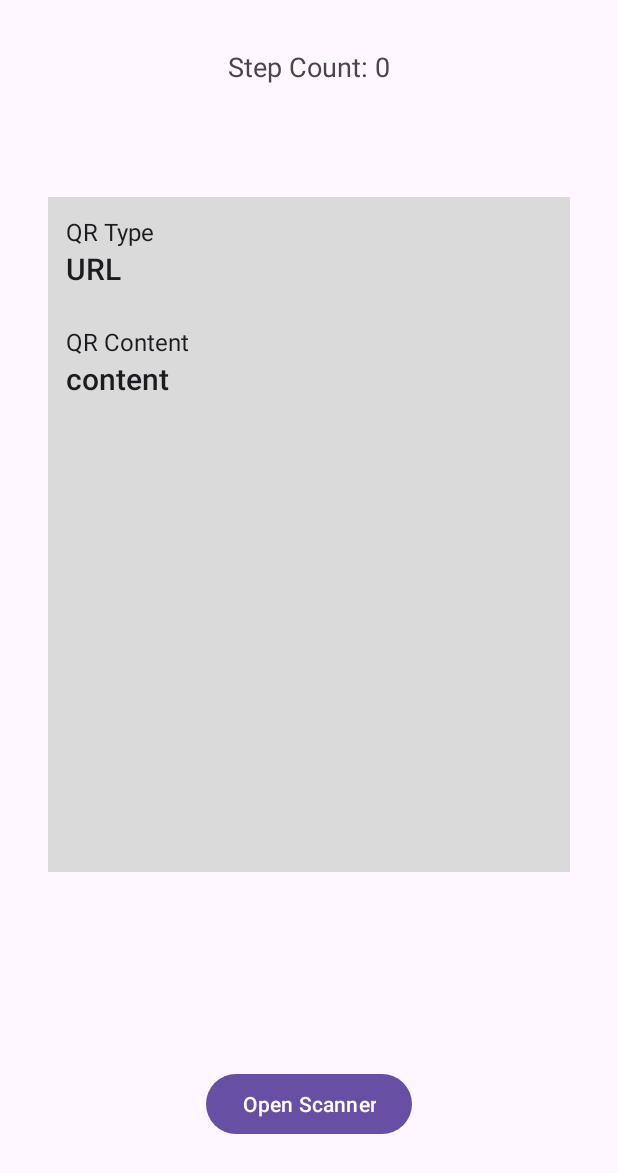
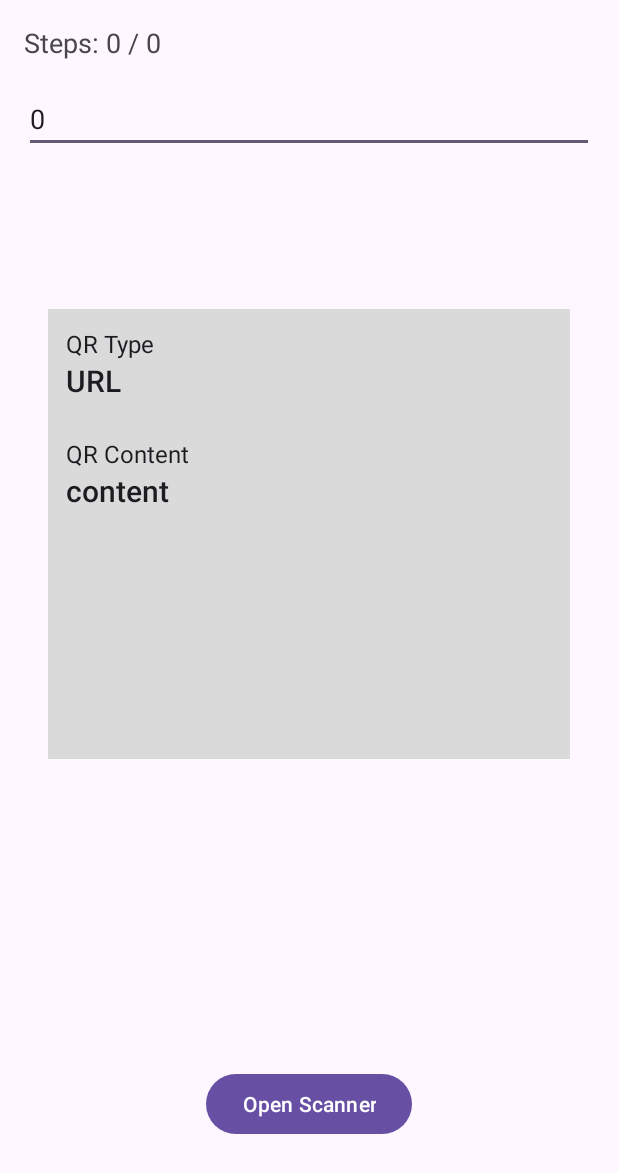
Before and after one commit to EduardoLousinha/CMEM_Trabalho2_Mestrado, an Android app: the screen it shows after launch (MainActivity), after a tap on "Continue", on a phone screen of 412 x 824 dp. Shown: the top 1173 px of the screen. Run offline under Robolectric (Android 15) with nearby library versions, the phone set to English and light mode, and no system bars; libraries missing offline, so code that uses them is left out: com.google.mlkit.vision.

Commit message:
Commit 5 - Steps goal

```diff
--- a/app/src/main/java/intro/android/goncalo_quesado/MainActivity.kt
+++ b/app/src/main/java/intro/android/goncalo_quesado/MainActivity.kt
@@ -1,5 +1,7 @@
 package intro.android.goncalo_quesado
 
+import android.content.Context
+import android.content.SharedPreferences
 import android.content.pm.PackageManager
 import android.os.Bundle
 import androidx.activity.result.contract.ActivityResultContracts
@@ -11,9 +13,14 @@ import android.hardware.Sensor
 import android.hardware.SensorEvent
 import android.hardware.SensorEventListener
 import android.hardware.SensorManager
+import android.text.Editable
+import android.text.TextWatcher
 import android.util.Log
 import android.widget.TextView
 import androidx.core.app.ActivityCompat
+import java.text.SimpleDateFormat
+import java.util.Calendar
+import java.util.Locale
 
 class MainActivity : AppCompatActivity(), SensorEventListener {
 
@@ -23,6 +30,12 @@ class MainActivity : AppCompatActivity(), SensorEventListener {
     private lateinit var sensorManager: SensorManager
     private var stepSensor: Sensor? = null
     private var stepCount: Int = 0
+    private var stepGoal: Int = 0
+
+    private lateinit var sharedPreferences: SharedPreferences
+    private val stepCountKey = "step_count"
+    private val stepGoalKey = "step_goal"
+    private val lastResetDateKey = "last_reset_date"
 
     private val activityRecognitionPermission = android.Manifest.permission.ACTIVITY_RECOGNITION
     private val permissionRequestCode = 100
@@ -39,6 +52,20 @@ class MainActivity : AppCompatActivity(), SensorEventListener {
         super.onCreate(savedInstanceState)
         binding = ActivityMainBinding.inflate(layoutInflater)
         setContentView(binding.root)
+
+        // Initialize shared preferences
+        sharedPreferences = getSharedPreferences("step_tracker", Context.MODE_PRIVATE)
+
+        // Retrieve step count, step goal, and last reset date from shared preferences
+        stepCount = sharedPreferences.getInt(stepCountKey, 0)
+        stepGoal = sharedPreferences.getInt(stepGoalKey, 0)
+
+        // Reset step count if it's a new day
+        resetStepCountIfNeeded()
+
+        // Update UI with current step count and step goal
+        updateStepCount(stepCount)
+        binding.editTextStepGoal.setText(stepGoal.toString())
 
         // Botão para abrir o scanner
         binding.buttonOpenScanner.setOnClickListener {
@@ -59,6 +86,23 @@ class MainActivity : AppCompatActivity(), SensorEventListener {
         if (ContextCompat.checkSelfPermission(this, activityRecognitionPermission) != PackageManager.PERMISSION_GRANTED) {
             ActivityCompat.requestPermissions(this, arrayOf(activityRecognitionPermission), permissionRequestCode)
         }
+
+        binding.editTextStepGoal.addTextChangedListener(object : TextWatcher {
+            override fun beforeTextChanged(s: CharSequence?, start: Int, count: Int, after: Int) {
+            }
+
+            override fun onTextChanged(s: CharSequence?, start: Int, before: Int, count: Int) {
+            }
+
+            override fun afterTextChanged(s: Editable?) {
+                val newGoal = s.toString().toIntOrNull()
+                if (newGoal != null) {
+                    stepGoal = newGoal
+                    saveStepGoal(stepGoal) // Save the updated goal to shared preferences
+                    updateStepCount(stepCount) // Update UI with the new goal
+                }
+            }
+        })
 
     }
 
@@ -100,7 +144,7 @@ class MainActivity : AppCompatActivity(), SensorEventListener {
         // listener do sensor se permissão for concedida
         if (isPermissionGranted(activityRecognitionPermission)) {
             stepSensor?.let {
-                sensorManager.registerListener(this, it, SensorManager.SENSOR_DELAY_NORMAL)
+                sensorManager.registerListener(this, it, SensorManager.SENSOR_DELAY_FASTEST)
             }
         }
     }
@@ -113,9 +157,9 @@ class MainActivity : AppCompatActivity(), SensorEventListener {
 
     override fun onSensorChanged(event: SensorEvent?) {
         if (event?.sensor?.type == Sensor.TYPE_STEP_COUNTER) {
-            // Atualize a contagem de passos quando houver uma mudança no sensor
-            stepCount = event.values[0].toInt()
-            updateStepCount(stepCount)
+            // Update step count immediately when a sensor event is received
+            val newStepCount = event.values[0].toInt()
+            updateStepCount(newStepCount)
         }
     }
 
@@ -137,9 +181,9 @@ class MainActivity : AppCompatActivity(), SensorEventListener {
     }
 
     private fun updateStepCount(steps: Int) {
-        // Atualizar passos
+        // Update step count and progress towards goal
         val textViewStepCount = findViewById<TextView>(R.id.textViewStepCount)
-        textViewStepCount.text = "Steps: $steps"
+        textViewStepCount.text = "Steps: $steps / $stepGoal "
         Log.d("MainActivity", "Step count updated: $steps")
     }
 
@@ -153,4 +197,37 @@ class MainActivity : AppCompatActivity(), SensorEventListener {
             }
         }
     }
+
+    private fun resetStepCountIfNeeded() {
+        val today = Calendar.getInstance()
+        val sdf = SimpleDateFormat("yyyy-MM-dd", Locale.getDefault())
+        val todayStr = sdf.format(today.time)
+
+        val lastResetDate = sharedPreferences.getString(lastResetDateKey, "")
+
+        if (lastResetDate != todayStr) {
+            // Reset step count for a new day
+            stepCount = 0
+            saveStepCount(stepCount)
+
+            // Update last reset date in shared preferences
+            with(sharedPreferences.edit()) {
+                putString(lastResetDateKey, todayStr)
+                apply()
+            }
+        }
+    }
+    private fun saveStepCount(count: Int) {
+        with(sharedPreferences.edit()) {
+            putInt(stepCountKey, count)
+            apply()
+        }
+    }
+
+    private fun saveStepGoal(goal: Int) {
+        with(sharedPreferences.edit()) {
+            putInt(stepGoalKey, goal)
+            apply()
+        }
+    }
 }
--- a/app/src/main/res/layout/activity_main.xml
+++ b/app/src/main/res/layout/activity_main.xml
@@ -8,7 +8,7 @@
 
     <LinearLayout
         android:layout_width="match_parent"
-        android:layout_height="450dp"
+        android:layout_height="300dp"
         android:layout_marginStart="32dp"
         android:layout_marginTop="32dp"
         android:layout_marginEnd="32dp"
@@ -51,16 +51,32 @@
 
     </LinearLayout>
 
-    <TextView
-        android:id="@+id/textViewStepCount"
-        android:layout_width="wrap_content"
+    <LinearLayout
+        android:id="@+id/step_count_layout"
+        android:layout_width="match_parent"
         android:layout_height="wrap_content"
-        android:text="Step Count: 0"
-        android:textSize="18sp"
-        android:layout_marginTop="32dp"
+        android:orientation="vertical"
+        android:padding="16dp"
         app:layout_constraintTop_toTopOf="parent"
         app:layout_constraintStart_toStartOf="parent"
-        app:layout_constraintEnd_toEndOf="parent" />
+        app:layout_constraintEnd_toEndOf="parent">
+
+        <TextView
+            android:id="@+id/textViewStepCount"
+            android:layout_width="wrap_content"
+            android:layout_height="wrap_content"
+            android:text="Steps: 0"
+            android:textSize="18sp"/>
+
+        <!-- EditText for Daily Step Goal -->
+        <EditText
+            android:id="@+id/editTextStepGoal"
+            android:layout_width="match_parent"
+            android:layout_height="wrap_content"
+            android:layout_marginTop="16dp"
+            android:hint="Set Daily Step Goal"
+            android:inputType="number"/>
+    </LinearLayout>
 
     <Button
         android:id="@+id/button_open_scanner"
@@ -74,4 +90,5 @@
 
 
 
+
 </androidx.constraintlayout.widget.ConstraintLayout>
```
